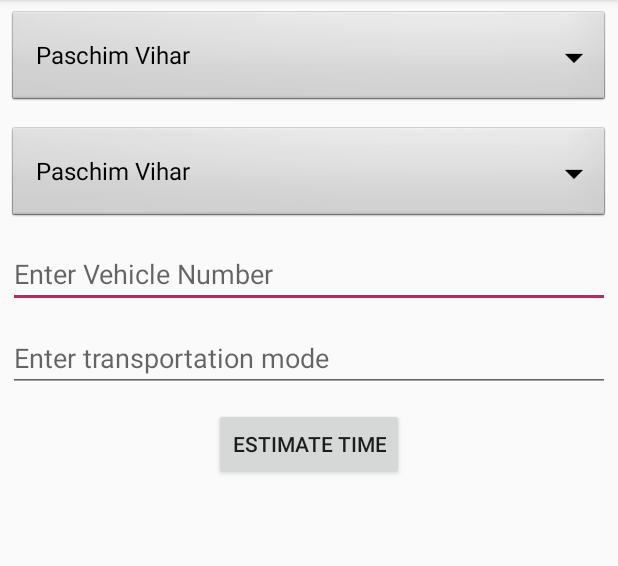
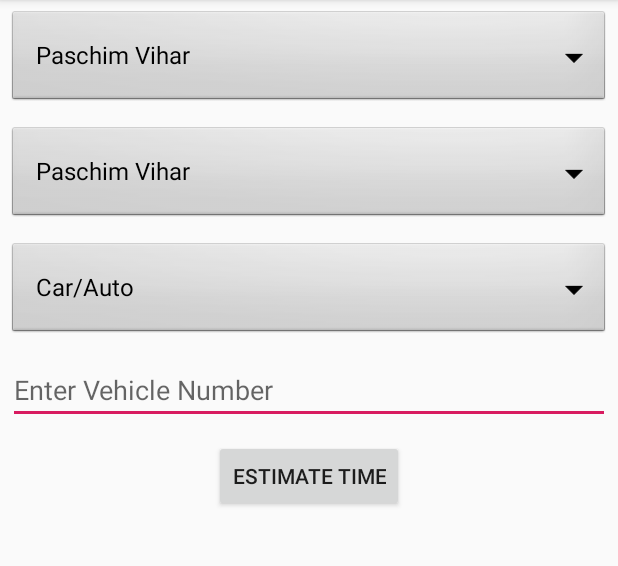
Before and after one commit to nb2998/Suraksha, an Android app: the StartTripActivity screen opened directly, with no data from a screen before it, after a tap on "ESTIMATE TIME", on a phone screen of 412 x 824 dp, the part 84-650 px from its top. Run offline under Robolectric (Android 15) with nearby library versions, the phone set to English and light mode, and no system bars; 1 statement that could not run was skipped.

Commit message:
Yes No acitivity opened, transportation modes

```diff
--- a/app/src/main/AndroidManifest.xml
+++ b/app/src/main/AndroidManifest.xml
@@ -36,7 +36,7 @@
             android:name=".EndTripActivity"
             android:label="@string/title_activity_end_trip"
             android:theme="@style/AppTheme.NoActionBar" />
-        >>>>>>> Stashed changes
+
         <activity
             android:name=".YesNoActivity"
             android:label="@string/title_activity_yes_no"
--- a/app/src/main/java/com/codingblocks/suraksha/StartTripActivity.java
+++ b/app/src/main/java/com/codingblocks/suraksha/StartTripActivity.java
@@ -35,6 +35,8 @@ public class StartTripActivity extends AppCompatActivity {
 
         final Spinner startDropdown = findViewById(R.id.spinnerStart);
         final Spinner endDropdown = findViewById(R.id.spinnerDestination);
+        final Spinner transportDropdown = findViewById(R.id.spinnerTransportMode);
+
         tvTime = findViewById(R.id.tvTime);
         Button btnEstimate = findViewById(R.id.btnEstimate);
         final LatLongs[] items = new LatLongs[]{
@@ -50,20 +52,28 @@ public class StartTripActivity extends AppCompatActivity {
         String[] locations = new String[]{
                 "Paschim Vihar", "Karol Bagh", "Punjabi Bagh", "Rohini", "Preet Vihar", "Vaishali"
         };
+
+        final String[] transportationModes = new String[]{
+                "Car/Auto", "Bus", "Rickshaw", "Walking"
+        };
+
         ArrayAdapter<String> adapter = new ArrayAdapter<>(this, android.R.layout.simple_spinner_dropdown_item, locations);
         startDropdown.setAdapter(adapter);
         endDropdown.setAdapter(adapter);
 
+        ArrayAdapter<String> adapterTransport = new ArrayAdapter<>(this, android.R.layout.simple_spinner_dropdown_item, transportationModes);
+        transportDropdown.setAdapter(adapterTransport);
+
         btnEstimate.setOnClickListener(new View.OnClickListener() {
             @Override
             public void onClick(View view) {
-                fetchRouteDetails(getApplicationContext(), items[startDropdown.getSelectedItemPosition()].getLatitude()+","+items[startDropdown.getSelectedItemPosition()].getLongitude(), items[endDropdown.getSelectedItemPosition()].getLatitude()+","+items[endDropdown.getSelectedItemPosition()].getLongitude());
+                fetchRouteDetails(transportDropdown.getSelectedItemPosition(), getApplicationContext(), items[startDropdown.getSelectedItemPosition()].getLatitude()+","+items[startDropdown.getSelectedItemPosition()].getLongitude(), items[endDropdown.getSelectedItemPosition()].getLatitude()+","+items[endDropdown.getSelectedItemPosition()].getLongitude());
             }
         });
     }
 
 
-    public void fetchRouteDetails(Context context, String start, String end) {
+    public void fetchRouteDetails(final int transportMode, Context context, String start, String end) {
         String baseUrl = "https://api.tomtom.com/routing/1/calculateRoute/";
 //        String start="28.677050,77.112090:";
 //        String longitudes = "28.645380,77.203160";
@@ -99,11 +109,24 @@ public class StartTripActivity extends AppCompatActivity {
                                 Log.d(TAG, "run: "+routeDetails.getRoutes()[0].getSummary().getTravelTimeInSeconds()+" seconds");
 
                                 Intent ongoingIntent = new Intent(StartTripActivity.this, OngoingTripActivity.class);
-                                ongoingIntent.putExtra(getString(R.string.estimated_time), routeDetails.getRoutes()[0].getSummary().getTravelTimeInSeconds());
+                                String finalEstimationTime = getEstimationTime(transportMode, routeDetails.getRoutes()[0].getSummary().getTravelTimeInSeconds());
+                                ongoingIntent.putExtra(getString(R.string.estimated_time), finalEstimationTime);
                                 startActivity(ongoingIntent);
                             }
                         });
                     }
                 });
     }
+
+    private String getEstimationTime(int transportMode, String travelTimeInSeconds) {
+        if(transportMode == 0){
+            return travelTimeInSeconds;
+        } else if(transportMode == 1){
+            return String.valueOf(Integer.parseInt(travelTimeInSeconds)+1200);
+        } else if (transportMode==2){
+            return String.valueOf(Integer.parseInt(travelTimeInSeconds)+2400);
+        } else{
+            return String.valueOf(Integer.parseInt(travelTimeInSeconds)+6000);
+        }
+    }
 }
--- a/app/src/main/res/layout/activity_start_trip.xml
+++ b/app/src/main/res/layout/activity_start_trip.xml
@@ -23,19 +23,20 @@
         android:spinnerMode="dropdown"
         android:layout_margin="5dp"/>
 
+    <Spinner
+        android:id="@+id/spinnerTransportMode"
+        android:layout_width="match_parent"
+        android:layout_height="wrap_content"
+        android:background="@android:drawable/btn_dropdown"
+        android:spinnerMode="dropdown"
+        android:layout_margin="5dp"/>
+
     <EditText
         android:id="@+id/etVehicleNo"
         android:layout_width="match_parent"
         android:layout_height="wrap_content"
         android:layout_margin="5dp"
         android:hint="Enter Vehicle Number"/>
-
-    <EditText
-        android:id="@+id/etTransportMode"
-        android:layout_width="match_parent"
-        android:layout_height="wrap_content"
-        android:layout_margin="5dp"
-        android:hint="Enter transportation mode"/>
 
     <Button
         android:id="@+id/btnEstimate"
```
Also changed, not shown: app/src/main/java/com/codingblocks/suraksha/OngoingTripActivity.java (+13 -4 lines).
